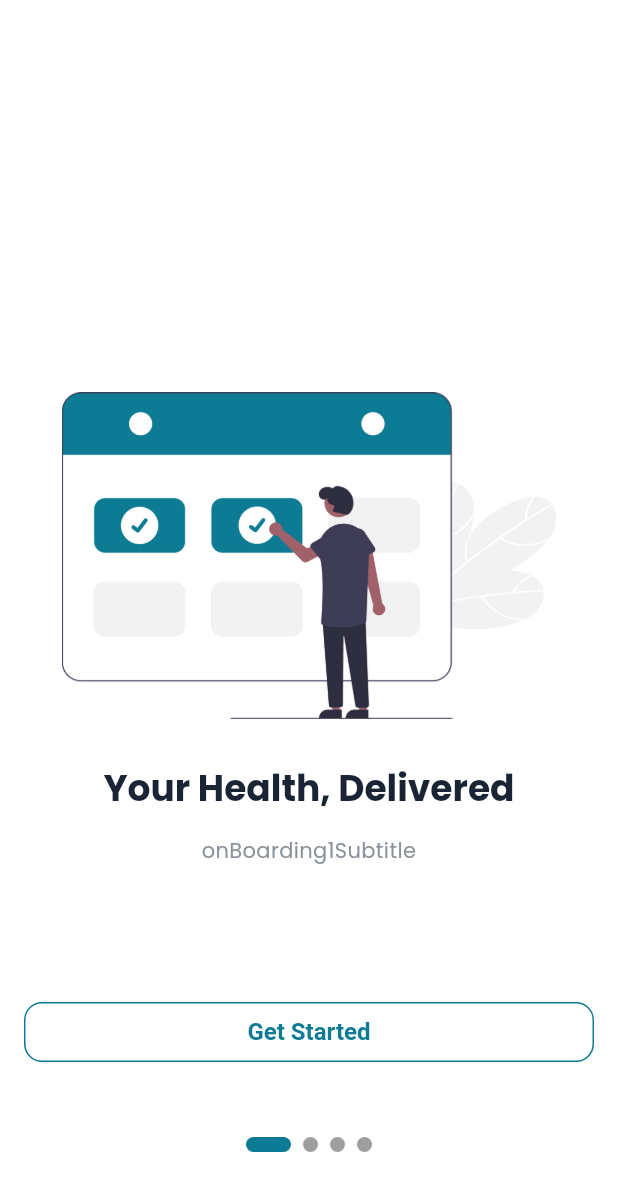
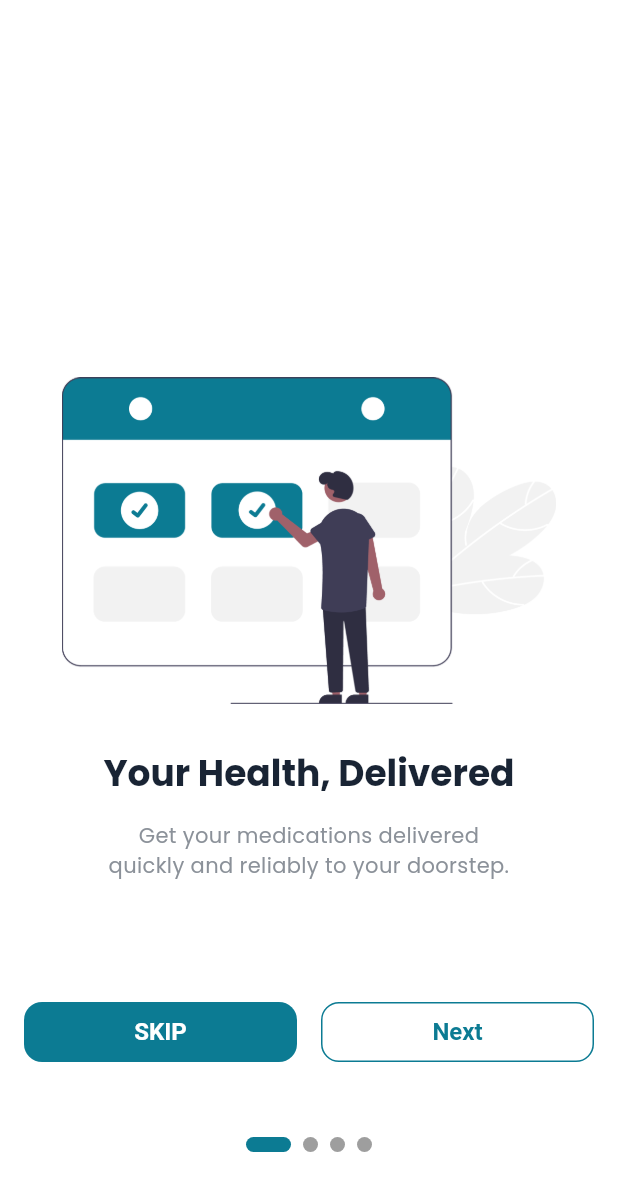
Before and after one commit to fhfaisal/MedXpress, a Flutter app: the screen it shows after launch, on a phone screen of 412 x 824 dp. Shown: the top 1191 px of the screen. Run offline on Flutter 3.47's test engine with Material 3 defaults, Android fonts, the phone set to English and light mode, and no system bars; drawn by our look-alikes of smooth_page_indicator; our stand-ins replace get, get_storage, logger.

Commit message:
Complete Splash

```diff
--- a/lib/app/modules/onBoarding/controllers/on_boarding_controller.dart
+++ b/lib/app/modules/onBoarding/controllers/on_boarding_controller.dart
@@ -1,12 +1,36 @@
 import 'package:flutter/cupertino.dart';
 import 'package:get/get.dart';
+import 'package:medxpress/app/modules/onBoarding/widgets/on_boarding.dart';
+import 'package:medxpress/app/utils/constants/image_strings.dart';
 
 class OnBoardingController extends GetxController {
   final PageController pageController = PageController(initialPage: 0);
   Rx<int> currentPage=0.obs;
+  RxList <OnBoarding> onBoarding=[
+    OnBoarding(
+      image: AppImageStrings.onBoarding1,
+      title: 'onBoarding1Title'.tr,
+      subtitle: 'onBoarding1Subtitle'.tr
+    ),
+    OnBoarding(
+      image: AppImageStrings.onBoarding2,
+      title: 'onBoarding2Title'.tr,
+      subtitle: 'onBoarding2Subtitle'.tr,
+    ),
+    OnBoarding(
+      image: AppImageStrings.onBoarding3,
+      title: 'onBoarding3Title'.tr,
+      subtitle: 'onBoarding3Subtitle'.tr,
+    ),
+    OnBoarding(
+      image: AppImageStrings.onBoarding4,
+      title: 'onBoarding4Title'.tr,
+      subtitle: 'onBoarding4Subtitle'.tr
+    ),
+  ].obs;
 
-  void updatePageIndicator(index) {
-    currentPage.value=index;
+  void updatePageIndicator(int index) {
+    currentPage.value = index;
   }
 
   void nextPage() {
@@ -17,7 +41,8 @@ class OnBoardingController extends GetxController {
   }
 
   void skipPage() {
-    currentPage.value=3;
-    pageController.jumpToPage(3);
+    currentPage.value = onBoarding.length - 1;
+    pageController.jumpToPage(onBoarding.length - 1);
   }
+
 }
--- a/lib/app/modules/onBoarding/views/on_boarding_view.dart
+++ b/lib/app/modules/onBoarding/views/on_boarding_view.dart
@@ -23,52 +23,41 @@ class OnBoardingView extends GetView<OnBoardingController> {
       children: [
         PageView(
           controller: controller.pageController,
-          onPageChanged: (value) => controller.updatePageIndicator,
+          onPageChanged: (value) => controller.updatePageIndicator(value),
+          children: controller.onBoarding,
+        ),
+        Positioned(
+          bottom: AppDeviceUtility.getAppBarHeight() + AppDeviceUtility.getAppBarHeight(),
+          left: 0,
+          right: 0,
+          child: Padding(
+            padding: const EdgeInsets.symmetric(horizontal: AppSizes.spaceBtwItems),
+            child: Obx(
+              () => controller.currentPage.value==controller.onBoarding.length - 1
+                  ? ElevatedButton(
+                      onPressed: () => controller.nextPage(),
+                      child: const Text('Get Started'),
+                    )
+                  : Row(
                       children: [
-            OnBoarding(
-              image: AppImageStrings.onBoarding1,
-              title: 'onBoarding1Title'.tr,
-              subtitle: 'onBoarding1Subtitle'.tr,
+                        Expanded(
+                          child: ElevatedButton(
+                            onPressed: () => controller.skipPage(),
+                            child: const Text('SKIP'),
                           ),
-            OnBoarding(
-              image: AppImageStrings.onBoarding2,
-              title: 'onBoarding2Title'.tr,
-              subtitle: 'onBoarding2Subtitle'.tr,
                         ),
-            OnBoarding(
-              image: AppImageStrings.onBoarding3,
-              title: 'onBoarding3Title'.tr,
-              subtitle: 'onBoarding3Subtitle'.tr,
+                        const SizedBox(width: AppSizes.spaceBtwItems),
+                        Expanded(
+                          child: OutlinedButton(
+                            onPressed: () => controller.nextPage(),
+                            child: const Text('Next'),
                           ),
-            OnBoarding(
-              image: AppImageStrings.onBoarding4,
-              title: 'onBoarding4Title'.tr,
-              subtitle: 'onBoarding4Subtitle'.tr,
                         ),
                       ],
                     ),
-        Positioned(
-            bottom: AppDeviceUtility.getAppBarHeight() + AppDeviceUtility.getAppBarHeight(),
-            left: 0, //AppSizes.defaultSpace,
-            right: 0, //AppSizes.defaultSpace,
-            child: Obx(() => Padding(
-              padding: const EdgeInsets.symmetric(horizontal: AppSizes.spaceBtwItems),
-              child: controller.currentPage.value==3?
-             Obx(() => Row(
-               children: [
-                 Expanded(child: ElevatedButton(onPressed: () => controller.skipPage(), child: const Text('SKIP'))),
-                 const SizedBox(
-                   width: AppSizes.spaceBtwItems,
             ),
-                 Expanded(
-                     child: OutlinedButton(
-                         onPressed: () => controller.nextPage(),
-                         child: const Text('Next'))),
-               ],
-             )): OutlinedButton(
-                  onPressed: () => controller.nextPage(),
-                  child: const Text('Get Started')),
-            ))),
+          ),
+        ),
         Positioned(
             bottom: AppSizes.appBarHeight,
             left: 0,
--- a/lib/app/routes/app_routes.dart
+++ b/lib/app/routes/app_routes.dart
@@ -5,10 +5,12 @@ abstract class Routes {
   Routes._();
   static const HOME = _Paths.HOME;
   static const ON_BOARDING = _Paths.ON_BOARDING;
+  static const LOGIN = _Paths.LOGIN;
 }
 
 abstract class _Paths {
   _Paths._();
   static const HOME = '/home';
   static const ON_BOARDING = '/on-boarding';
+  static const LOGIN = '/login';
 }
--- a/lib/app/utils/constants/app_strings.dart
+++ b/lib/app/utils/constants/app_strings.dart
@@ -7,13 +7,13 @@ class LanguageTranslations extends Translations {
         'en_US': {
           ///OnBoarding Page
           'onBoarding1Title':"Your Health, Delivered",
-          'onBoarding1subtitle':"Get your medications delivered quickly and reliably to your doorstep.",
+          'onBoarding1Subtitle':"Get your medications delivered quickly and reliably to your doorstep.",
           'onBoarding2Title':"Fast, Reliable Medicine Delivery",
-          'onBoarding2subtitle':"Order meds in a few taps and receive them swiftly at home.",
+          'onBoarding2Subtitle':"Order meds in a few taps and receive them swiftly at home.",
           'onBoarding3Title':"Care at Your Convenience",
-          'onBoarding3subtitle':"Simplify your health routine with convenient prescription deliveries.",
+          'onBoarding3Subtitle':"Simplify your health routine with convenient prescription deliveries.",
           'onBoarding4Title':"Welcome to Medxpress",
-          'onBoarding4subtitle':"Do you want some help with your health to get better life?",
+          'onBoarding4Subtitle':"Do you want some help with your health to get better life?",
           ///Login Page
           '':"",
         },
```
Also changed, not shown: lib/app/modules/login/bindings/login_binding.dart (added, +12 -0 lines), lib/app/modules/login/controllers/login_controller.dart (added, +23 -0 lines), lib/app/modules/login/views/login_view.dart (added, +24 -0 lines), lib/app/routes/app_pages.dart (+7 -0 lines), lib/app/modules/onBoarding/widgets/on_boarding.dart (line endings or trailing spaces). Lines whose indentation alone changed are shown as unchanged.
